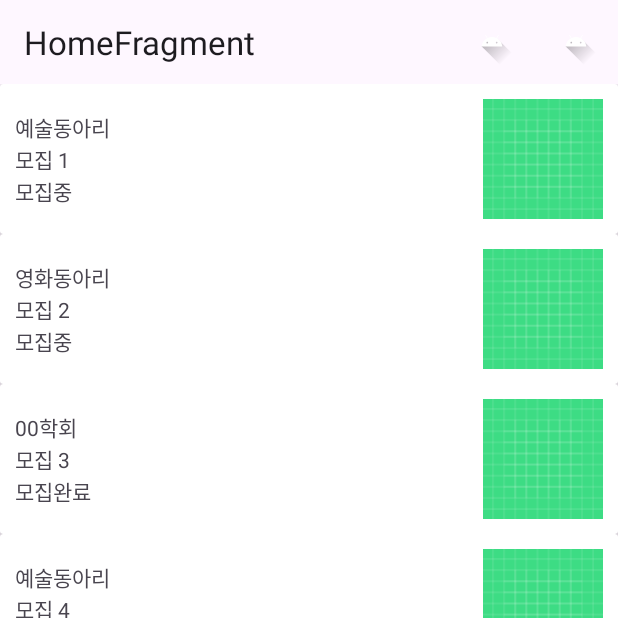
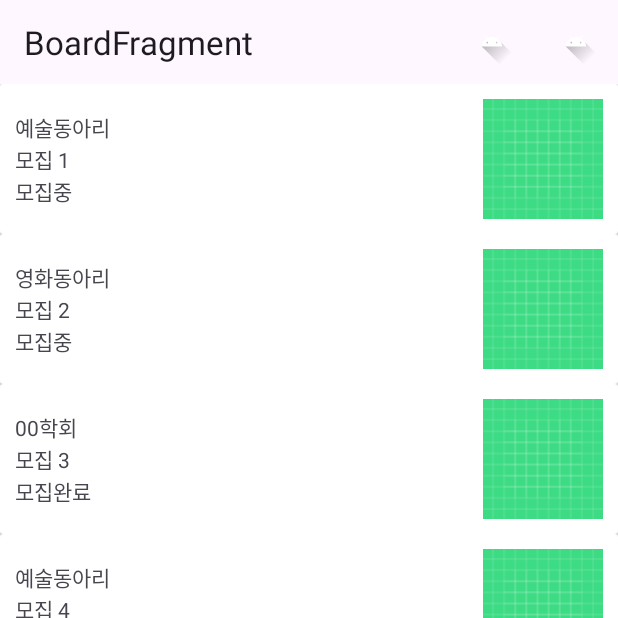
Before and after one commit to BaekCCI/UntitledProject_and, an Android app: the screen it shows after launch (MainActivity), after a tap on "알림", on a phone screen of 412 x 824 dp, the top half of it. Run offline under Robolectric (Android 15) with nearby library versions, the phone set to English and light mode, and no system bars; our stand-ins replace Dagger/Hilt's generated code, navigation-ui.

Commit message:
♻️[Refactor] home관련 컴포넌트들을 board 기준으로 이름 및 경로 변경

```diff
--- a/app/src/main/java/com/baek/untitledproject/ui/home/BoardDetailFragment.kt
+++ b/app/src/main/java/com/baek/untitledproject/ui/Board/BoardDetailFragment.kt
@@ -1,13 +1,11 @@
-package com.baek.untitledproject.ui.home
+package com.baek.untitledproject.ui.Board
 
 import android.os.Bundle
 import androidx.fragment.app.Fragment
 import android.view.LayoutInflater
 import android.view.View
 import android.view.ViewGroup
-import com.baek.untitledproject.R
 import com.baek.untitledproject.databinding.FragmentBoardDetailBinding
-import com.baek.untitledproject.databinding.FragmentHomeBinding
 
 class BoardDetailFragment : Fragment() {
 
--- a/app/src/main/java/com/baek/untitledproject/ui/home/HomeFragment.kt
+++ b/app/src/main/java/com/baek/untitledproject/ui/Board/BoardFragment.kt
@@ -1,4 +1,4 @@
-package com.baek.untitledproject.ui.home
+package com.baek.untitledproject.ui.Board
 
 import android.os.Bundle
 import android.util.Log
@@ -19,14 +19,14 @@ import androidx.lifecycle.repeatOnLifecycle
 import androidx.navigation.fragment.findNavController
 import androidx.recyclerview.widget.LinearLayoutManager
 import com.baek.untitledproject.R
-import com.baek.untitledproject.databinding.FragmentHomeBinding
+import com.baek.untitledproject.databinding.FragmentBoardBinding
 import dagger.hilt.android.AndroidEntryPoint
 import kotlinx.coroutines.launch
 
 @AndroidEntryPoint
-class HomeFragment : Fragment() {
+class BoardFragment : Fragment() {
 
-    private var _binding: FragmentHomeBinding? = null
+    private var _binding: FragmentBoardBinding? = null
     private val binding get() = _binding!!
 
     private val viewModel: BoardViewModel by viewModels()
@@ -42,7 +42,7 @@ class HomeFragment : Fragment() {
         savedInstanceState: Bundle?
     ): View {
 
-        _binding = FragmentHomeBinding.inflate(layoutInflater, container, false)
+        _binding = FragmentBoardBinding.inflate(layoutInflater, container, false)
         return binding.root
     }
 
@@ -59,8 +59,8 @@ class HomeFragment : Fragment() {
         //adapter 초기화 및 게시물 클릭 시 이벤트
         boardRVAdapter = BoardRVAdapter { board ->
             // TODO: 클릭 시 상세 페이지 이동 처리
-            Log.d("HomeFragment", "${board.title} clicked!")
-            findNavController().navigate(R.id.action_homeFragment_to_boardDetailFragment)
+            Log.d("BoardFragment", "${board.title} clicked!")
+            findNavController().navigate(R.id.action_boardFragment_to_boardDetailFragment)
         }
 
         //recyclerView 설정
@@ -83,7 +83,7 @@ class HomeFragment : Fragment() {
 
     //toolbar 설정
     private fun setToolbar() {
-        (requireActivity() as AppCompatActivity).supportActionBar?.title = "HomeFragment"
+        (requireActivity() as AppCompatActivity).supportActionBar?.title = "BoardFragment"
 
         val menuHost: MenuHost = requireActivity()
 
@@ -97,13 +97,13 @@ class HomeFragment : Fragment() {
                 return when (menuItem.itemId) {
                     R.id.action_alert -> {
                         // TODO: 클릭 시 알림
-                        Log.d("HomeFragment", "알림 버튼 클릭!")
+                        Log.d("BoardFragment", "알림 버튼 클릭!")
                         true
                     }
 
                     R.id.action_search -> {
                         // TODO: 클릭 시 검색
-                        Log.d("HomeFragment", "검색 버튼 클릭!")
+                        Log.d("BoardFragment", "검색 버튼 클릭!")
                         true
                     }
 
--- a/app/src/main/java/com/baek/untitledproject/ui/home/BoardRVAdapter.kt
+++ b/app/src/main/java/com/baek/untitledproject/ui/Board/BoardRVAdapter.kt
@@ -1,4 +1,4 @@
-package com.baek.untitledproject.ui.home
+package com.baek.untitledproject.ui.Board
 
 import android.view.LayoutInflater
 import android.view.ViewGroup
--- a/app/src/main/java/com/baek/untitledproject/ui/home/BoardViewModel.kt
+++ b/app/src/main/java/com/baek/untitledproject/ui/Board/BoardViewModel.kt
@@ -1,4 +1,4 @@
-package com.baek.untitledproject.ui.home
+package com.baek.untitledproject.ui.Board
 
 import androidx.lifecycle.ViewModel
 import androidx.lifecycle.viewModelScope
--- a/app/src/main/java/com/baek/untitledproject/ui/MainActivity.kt
+++ b/app/src/main/java/com/baek/untitledproject/ui/MainActivity.kt
@@ -30,7 +30,7 @@ class MainActivity : AppCompatActivity() {
         //각 탭의 루트화면에서만 하단탭 보이도록(나머지는 숨김)
         navController.addOnDestinationChangedListener { _, destination, _ ->
             when (destination.id) {
-                R.id.homeFragment, R.id.myRecruitsFragment, R.id.messageFragment, R.id.myPageFragment -> {
+                R.id.boardFragment, R.id.myRecruitsFragment, R.id.messageFragment, R.id.myPageFragment -> {
                     bottomNav.visibility = View.VISIBLE
                 }
 
@@ -42,7 +42,7 @@ class MainActivity : AppCompatActivity() {
 
         //루트 화면을 제외한 나머지 상단바에 뒤로가기 자동 추가
         val appBarConfiguration = AppBarConfiguration(
-            setOf(R.id.homeFragment, R.id.myRecruitsFragment, R.id.messageFragment, R.id.myPageFragment)
+            setOf(R.id.boardFragment, R.id.myRecruitsFragment, R.id.messageFragment, R.id.myPageFragment)
         )
 
         binding.toolbar.setupWithNavController(navController, appBarConfiguration)
--- a/app/src/main/res/layout/fragment_home.xml
+++ b/app/src/main/res/layout/fragment_board.xml
@@ -4,7 +4,7 @@
     xmlns:tools="http://schemas.android.com/tools"
     android:layout_width="match_parent"
     android:layout_height="match_parent"
-    tools:context=".ui.home.HomeFragment">
+    tools:context=".ui.Board.BoardFragment">
 
     <androidx.recyclerview.widget.RecyclerView
         android:id="@+id/recyclerView"
--- a/app/src/main/res/layout/fragment_board_detail.xml
+++ b/app/src/main/res/layout/fragment_board_detail.xml
@@ -4,7 +4,7 @@
     android:layout_width="match_parent"
     android:layout_height="match_parent"
     android:orientation="vertical"
-    tools:context=".ui.home.BoardDetailFragment">
+    tools:context=".ui.Board.BoardDetailFragment">
 
     <ScrollView
         android:layout_width="match_parent"
--- a/app/src/main/res/menu/bottom_nav_menu.xml
+++ b/app/src/main/res/menu/bottom_nav_menu.xml
@@ -1,7 +1,7 @@
 <?xml version="1.0" encoding="utf-8"?>
 <menu xmlns:android="http://schemas.android.com/apk/res/android">
     <item
-        android:id="@+id/homeFragment"
+        android:id="@+id/boardFragment"
         android:title="홈" />
     <item
         android:id="@+id/myRecruitsFragment"
--- a/app/src/main/res/navigation/nav_graph.xml
+++ b/app/src/main/res/navigation/nav_graph.xml
@@ -3,15 +3,15 @@
     xmlns:app="http://schemas.android.com/apk/res-auto"
     xmlns:tools="http://schemas.android.com/tools"
     android:id="@+id/bottom_nav_graph"
-    app:startDestination="@id/homeFragment">
+    app:startDestination="@id/boardFragment">
 
     <fragment
-        android:id="@+id/homeFragment"
-        android:name="com.baek.untitledproject.ui.home.HomeFragment"
-        android:label="fragment_home"
-        tools:layout="@layout/fragment_home" >
+        android:id="@+id/boardFragment"
+        android:name="com.baek.untitledproject.ui.Board.BoardFragment"
+        android:label="fragment_board"
+        tools:layout="@layout/fragment_board" >
         <action
-            android:id="@+id/action_homeFragment_to_boardDetailFragment"
+            android:id="@+id/action_boardFragment_to_boardDetailFragment"
             app:destination="@id/boardDetailFragment" />
     </fragment>
     <fragment
@@ -31,7 +31,7 @@
         tools:layout="@layout/fragment_mypage" />
     <fragment
         android:id="@+id/boardDetailFragment"
-        android:name="com.baek.untitledproject.ui.home.BoardDetailFragment"
+        android:name="com.baek.untitledproject.ui.Board.BoardDetailFragment"
         android:label="fragment_board_detail"
         tools:layout="@layout/fragment_board_detail" />
 </navigation>
```
